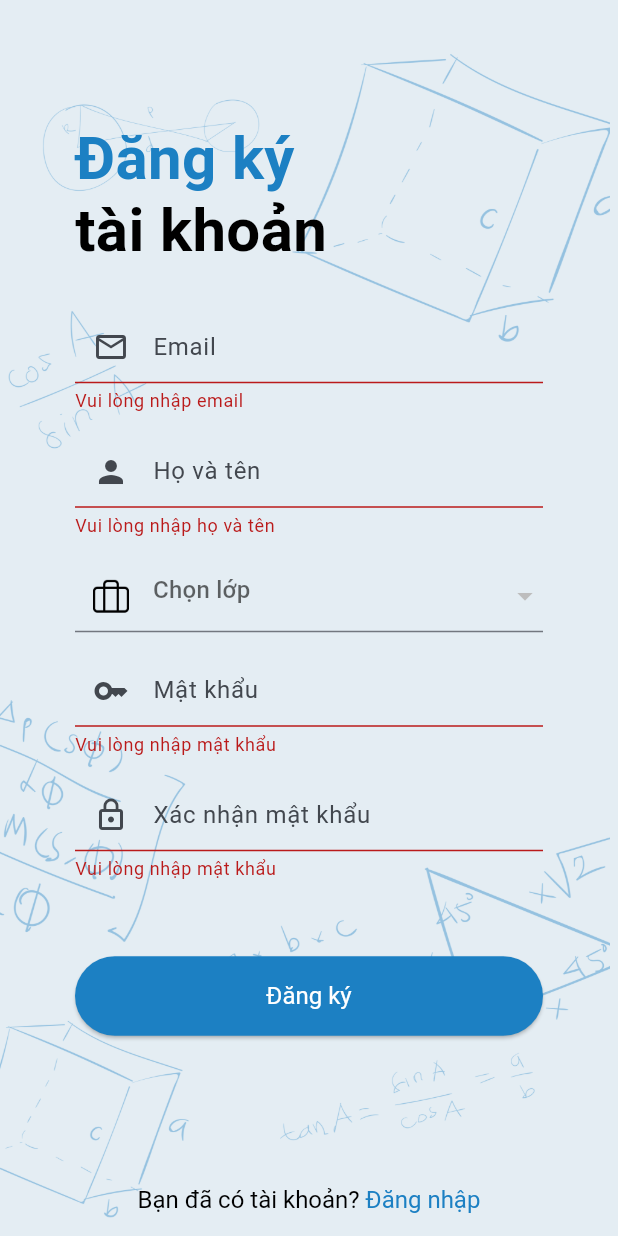
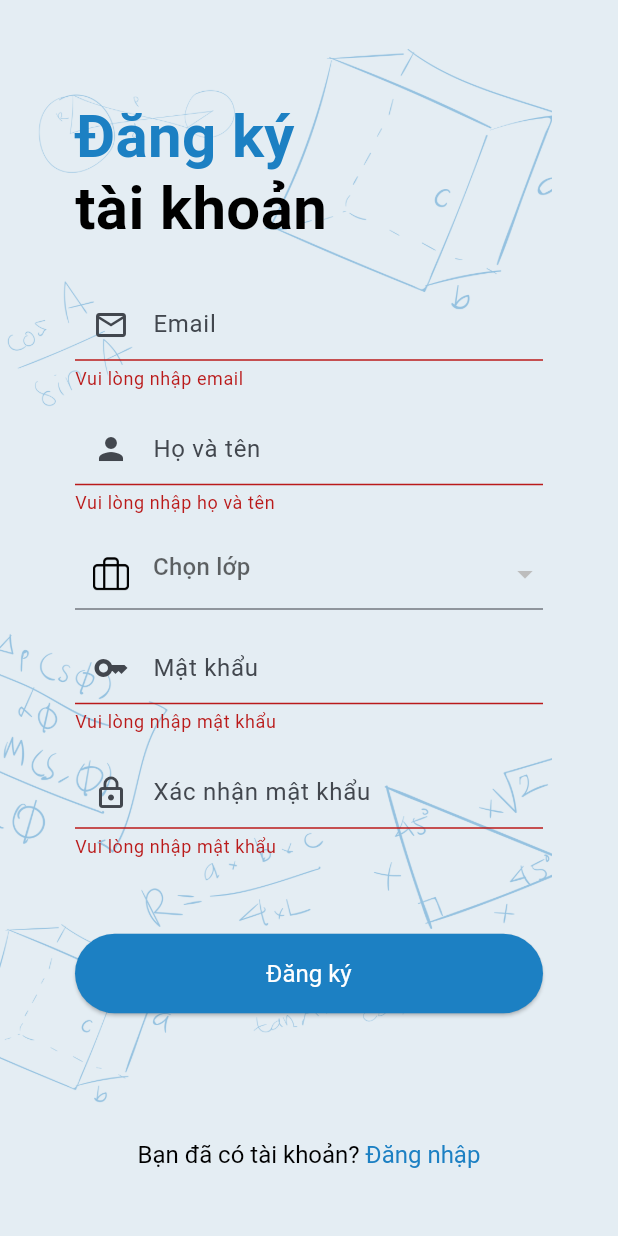
Before and after one commit to zafuss/mathquiz_mobile, a Flutter app: the RegisterScreen screen opened by its route, after a tap on "Đăng ký", on a phone screen of 412 x 824 dp. Run offline on Flutter 3.47's test engine with Material 3 defaults, Android fonts, the phone set to English and light mode, and no system bars; our stand-ins replace auto_size_text, dio, equatable, firebase_auth, firebase_core, flutter_svg and 4 more; missing offline and left inert: flutter_background_service, flutter_background_service_android, flutter_email_sender, flutter_math_fork; accounts and stored records are empty; network calls fail.

Commit message:
optimize login and register UI

```diff
--- a/lib/screens/auth_screens/register_screen.dart
+++ b/lib/screens/auth_screens/register_screen.dart
@@ -25,6 +25,7 @@ class RegisterScreen extends StatelessWidget {
             localDataController.clientEmail.value.isEmpty
         ? ''
         : localDataController.clientEmail.value;
+
     return Scaffold(
       body: Stack(
         children: [
@@ -33,8 +34,10 @@ class RegisterScreen extends StatelessWidget {
             child: Padding(
               padding: const EdgeInsets.symmetric(horizontal: kDefaultPadding),
               child: Column(
+                mainAxisAlignment: MainAxisAlignment.center,
                 children: [
-                  Expanded(
+                  Flexible(
+                    child: SingleChildScrollView(
                       child: Obx(
                         () => gradeController.isLoading.value
                             ? const Center(
@@ -66,7 +69,9 @@ class RegisterScreen extends StatelessWidget {
                                     key: _formKey,
                                     child: Column(
                                       children: [
-                                      TextFormField(
+                                        Tooltip(
+                                          message: 'Nhập email của bạn',
+                                          child: TextFormField(
                                             controller: _emailController,
                                             textAlignVertical:
                                                 TextAlignVertical.center,
@@ -79,12 +84,16 @@ class RegisterScreen extends StatelessWidget {
                                               hintText: "Email",
                                             ),
                                             validator: (value) =>
-                                            InputValidator.validateEmail(value),
+                                                InputValidator.validateEmail(
+                                                    value),
+                                          ),
                                         ),
                                         const SizedBox(
                                           height: kMinPadding / 2,
                                         ),
-                                      TextFormField(
+                                        Tooltip(
+                                          message: 'Nhập họ và tên của bạn',
+                                          child: TextFormField(
                                             controller: _fullNameController,
                                             textAlignVertical:
                                                 TextAlignVertical.center,
@@ -100,17 +109,22 @@ class RegisterScreen extends StatelessWidget {
                                                 InputValidator.validateFullName(
                                                     value),
                                           ),
+                                        ),
                                         const SizedBox(
                                           height: kMinPadding / 2,
                                         ),
-                                      Obx(() {
+                                        Tooltip(
+                                          message: 'Chọn lớp của bạn',
+                                          child: Obx(() {
                                             gradeIdValue = authController
                                                 .registerGradeId.value;
-                                        return DropdownButtonFormField<String>(
+                                            return DropdownButtonFormField<
+                                                    String>(
                                                 decoration: InputDecoration(
                                                   prefixIcon: Padding(
                                                     padding:
-                                                    const EdgeInsets.all(12.0),
+                                                        const EdgeInsets.all(
+                                                            12.0),
                                                     child: Image.asset(
                                                       color: Colors.black,
                                                       'assets/images/grade_icon.png',
@@ -120,8 +134,8 @@ class RegisterScreen extends StatelessWidget {
                                                   ),
                                                 ),
                                                 isExpanded: true,
-                                            value:
-                                                authController.registerGradeId.value != -1
+                                                value: authController.registerGradeId.value !=
+                                                        -1
                                                     ? gradeController.gradeList
                                                         .firstWhere((element) =>
                                                             element.id ==
@@ -131,7 +145,8 @@ class RegisterScreen extends StatelessWidget {
                                                         .name
                                                     : null,
                                                 hint: Text(localDataController
-                                                        .clientGradeId.value ==
+                                                            .clientGradeId
+                                                            .value ==
                                                         -1
                                                     ? "Chọn lớp"
                                                     : gradeController.gradeList
@@ -142,11 +157,10 @@ class RegisterScreen extends StatelessWidget {
                                                                 .value)
                                                         .name),
                                                 items: gradeController.gradeList
-                                                .where((grade) =>
-                                                    grade.id <
-                                                    16) // Filter out grades with id <= 13
+                                                    .where((grade) => grade.id < 16)
                                                     .map((grade) {
-                                              return DropdownMenuItem<String>(
+                                                  return DropdownMenuItem<
+                                                      String>(
                                                     value: grade.name,
                                                     child: Text(grade.id <= 12
                                                         ? grade.name
@@ -156,19 +170,25 @@ class RegisterScreen extends StatelessWidget {
                                                 onChanged: (String? newValue) {
                                                   if (newValue != null) {
                                                     final selectedGrade =
-                                                    gradeController.gradeList
-                                                        .firstWhere((grade) =>
-                                                            grade.name ==
+                                                        gradeController
+                                                            .gradeList
+                                                            .firstWhere(
+                                                                (grade) =>
+                                                                    grade
+                                                                        .name ==
                                                                     newValue);
-                                                gradeIdValue = selectedGrade.id;
-                                                print(gradeIdValue);
+                                                    gradeIdValue =
+                                                        selectedGrade.id;
                                                   }
                                                 });
                                           }),
+                                        ),
                                         const SizedBox(
                                           height: kMinPadding / 2,
                                         ),
-                                      TextFormField(
+                                        Tooltip(
+                                          message: 'Nhập mật khẩu của bạn',
+                                          child: TextFormField(
                                             controller: _passwordController,
                                             obscureText: true,
                                             textAlignVertical:
@@ -185,11 +205,15 @@ class RegisterScreen extends StatelessWidget {
                                                 InputValidator.validatePassword(
                                                     value),
                                           ),
+                                        ),
                                         const SizedBox(
                                           height: kMinPadding / 2,
                                         ),
-                                      TextFormField(
-                                        controller: _confirmPasswordController,
+                                        Tooltip(
+                                          message: 'Xác nhận mật khẩu của bạn',
+                                          child: TextFormField(
+                                            controller:
+                                                _confirmPasswordController,
                                             obscureText: true,
                                             textAlignVertical:
                                                 TextAlignVertical.center,
@@ -210,13 +234,17 @@ class RegisterScreen extends StatelessWidget {
                                                   .validatePassword(value);
                                             },
                                           ),
+                                        ),
                                       ],
                                     ),
                                   ),
                                   const SizedBox(
                                     height: kDefaultPadding,
                                   ),
-                                ElevatedButton(
+                                  Semantics(
+                                    button: true,
+                                    label: 'Đăng ký',
+                                    child: ElevatedButton(
                                       onPressed: () {
                                         if (_formKey.currentState!.validate()) {
                                           authController.register(
@@ -234,11 +262,25 @@ class RegisterScreen extends StatelessWidget {
                                             )
                                           : const Text('Đăng ký'),
                                     ),
+                                  ),
                                 ],
                               ),
                       ),
                     ),
-                  TextButton(
+                  ),
+                ],
+              ),
+            ),
+          ),
+        ],
+      ),
+      bottomNavigationBar: Padding(
+        padding: const EdgeInsets.only(
+            bottom: kMinPadding, left: kDefaultPadding, right: kDefaultPadding),
+        child: Semantics(
+          button: true,
+          label: 'Chuyển đến trang đăng nhập',
+          child: TextButton(
             onPressed: () {
               authController.toLogin();
             },
@@ -256,12 +298,8 @@ class RegisterScreen extends StatelessWidget {
                 ),
               ]),
             ),
-                  )
-                ],
           ),
         ),
-          ),
-        ],
       ),
     );
   }
--- a/pubspec.yaml
+++ b/pubspec.yaml
@@ -16,7 +16,7 @@ publish_to: 'none' # Remove this line if you wish to publish to pub.dev
 # https://developer.apple.com/library/archive/documentation/General/Reference/InfoPlistKeyReference/Articles/CoreFoundationKeys.html
 # In Windows, build-name is used as the major, minor, and patch parts
 # of the product and file versions while build-number is used as the build suffix.
-version: 1.0.0+5
+version: 1.0.0+6
 
 environment:
   sdk: '>=3.3.0 <4.0.0'
```
Also changed, not shown: lib/screens/auth_screens/login_screen.dart (+50 -14 lines), 1958 other files. Lines whose indentation alone changed are shown as unchanged.
